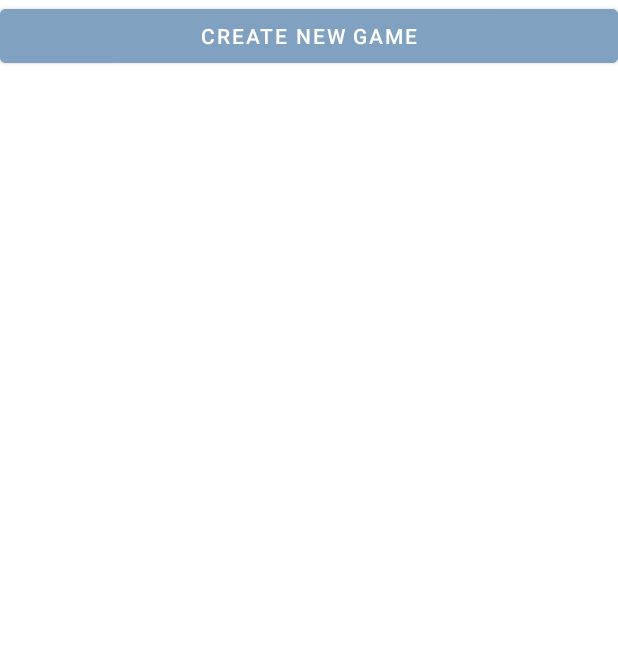
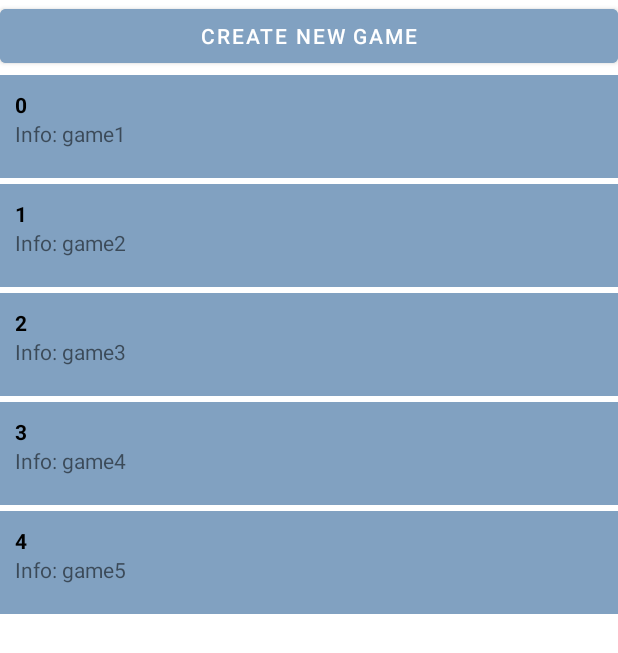
Before and after one commit to Vladigr/LightOut, an Android app: the screen it shows after launch (MainActivity), after a tap on "PLAY", on a phone screen of 412 x 824 dp. Shown: the top 653 px of the screen. Run offline under Robolectric (Android 15) with nearby library versions, the phone set to English and light mode, and no system bars.

Commit message:
feature and fix: fixing a timer problem adding a feature of recycle view on game row data

```diff
--- a/app/build.gradle
+++ b/app/build.gradle
@@ -36,6 +36,7 @@ dependencies {
     implementation 'androidx.legacy:legacy-support-v4:1.0.0'
     implementation 'androidx.gridlayout:gridlayout:1.0.0'
     testImplementation 'junit:junit:4.+'
+    implementation 'androidx.lifecycle:lifecycle-extensions:2.2.0'
     androidTestImplementation 'androidx.test.ext:junit:1.1.2'
     androidTestImplementation 'androidx.test.espresso:espresso-core:3.3.0'
 // added
--- /dev/null
+++ b/app/src/main/java/com/example/lightout/ChooseGameAdapter.java
@@ -0,0 +1,83 @@
+package com.example.lightout;
+
+import android.content.Context;
+import android.util.Log;
+import android.view.LayoutInflater;
+import android.view.View;
+import android.view.ViewGroup;
+import android.widget.TextView;
+import android.widget.Toast;
+
+import androidx.annotation.NonNull;
+import androidx.recyclerview.widget.RecyclerView;
+
+
+public class ChooseGameAdapter extends RecyclerView.Adapter<ChooseGameAdapter.ViewHolder>{
+    private String[] stubArray;
+
+    public ChooseGameAdapter( String[] stubArray) {
+        this.stubArray=  stubArray;
+    }
+
+
+    @NonNull
+    @Override
+    public ViewHolder onCreateViewHolder(@NonNull ViewGroup parent, int viewType) {
+        Context context = parent.getContext();
+        LayoutInflater inflater = LayoutInflater.from(context);
+
+        // Inflate the custom layout
+        View gameView = inflater.inflate(R.layout.game_row, parent, false);
+
+        // Return a new holder instance
+        return new ViewHolder(gameView, this);
+    }
+
+    @Override
+    public void onBindViewHolder(@NonNull ViewHolder holder, int position) {
+        // not for binding data, data will be binded in ViewHolder.bindData()
+        holder.bindData(position);
+    }
+
+    @Override
+    public int getItemCount() {
+        return stubArray.length;
+    }
+
+
+
+
+    public class ViewHolder extends RecyclerView.ViewHolder {
+        // Your holder should contain a member variable
+        // for any view that will be set as you render a row
+        private TextView txtIndexRow;
+        private TextView txtDataOfGame;
+        private View itemView;
+        RecyclerView.Adapter<ChooseGameAdapter.ViewHolder> adapter;
+        // We also create a constructor that accepts the entire item row
+        // and does the view lookups to find each subview
+        public ViewHolder(View itemView , RecyclerView.Adapter<ChooseGameAdapter.ViewHolder> adapter) {
+            super(itemView);
+            this.itemView = itemView;
+            this.adapter = adapter;
+            txtIndexRow = itemView.findViewById(R.id.txtIndexRow);
+            txtDataOfGame = itemView.findViewById(R.id.txtDataOfGame);
+
+        }
+
+        public void bindData(int position){
+            txtIndexRow.setText(""+position);
+            txtDataOfGame.setText("Info: "+stubArray[position]);
+            itemView.setOnClickListener(new View.OnClickListener() {
+                @Override
+                public void onClick(View v) {
+                    Log.i("elro",stubArray[position]);
+                }
+            });
+
+        }
+    }
+
+
+
+}
--- a/app/src/main/java/com/example/lightout/ChoosingGameFragment.java
+++ b/app/src/main/java/com/example/lightout/ChoosingGameFragment.java
@@ -5,6 +5,8 @@ import android.os.Bundle;
 
 import androidx.annotation.NonNull;
 import androidx.fragment.app.Fragment;
+import androidx.recyclerview.widget.LinearLayoutManager;
+import androidx.recyclerview.widget.RecyclerView;
 
 import android.view.LayoutInflater;
 import android.view.View;
@@ -14,6 +16,8 @@ import android.view.ViewGroup;
 //choosing which game the player wants, saved or new
 public class ChoosingGameFragment extends Fragment  implements View.OnClickListener{
     private FragmentListener listener;
+    private ChooseGameAdapter myGameAdapter;
+    private String[] stubArray={"game1","game2","game3","game4","game5"};
     @Override
     public void onAttach(@NonNull Context context) {
         try{
@@ -29,7 +33,9 @@ public class ChoosingGameFragment extends Fragment  implements View.OnClickListe
 
     @Override
     public void onCreate(Bundle savedInstanceState) {
+
         super.onCreate(savedInstanceState);
+        myGameAdapter = new ChooseGameAdapter(stubArray);
     }
 
     @Override
@@ -42,7 +48,12 @@ public class ChoosingGameFragment extends Fragment  implements View.OnClickListe
     @Override
     public void onViewCreated(View view, Bundle savedInstanceState) {
         view.findViewById(R.id.btnCreateNewGame).setOnClickListener(this);
-        super.onViewCreated(view, savedInstanceState);
+        RecyclerView rcvGameList = (RecyclerView) view.findViewById(R.id.rcvGameList);
+        rcvGameList.setAdapter(myGameAdapter);
+        rcvGameList.setLayoutManager(new LinearLayoutManager(getActivity()));
+
+
+        //super.onViewCreated(view, savedInstanceState);
     }
 
     @Override
--- a/app/src/main/java/com/example/lightout/GameActivity.java
+++ b/app/src/main/java/com/example/lightout/GameActivity.java
@@ -19,19 +19,21 @@ import java.util.Timer;
 import java.util.TimerTask;
 
 public class GameActivity extends AppCompatActivity implements TimerBroadcastReceiver.ListenForTimer ,BoardFragment.BoardListener{
+    //our broadcastRecevier
     private  TimerBroadcastReceiver myTimeReceive =null;
+    //handler for counting down a second
     final Handler handler = new Handler();
+    //a timer for the cound down
     Timer timer = new Timer(false);
+
     private TextView txtTimeLeft;
-    private Thread thread;
 
     @Override
     protected void onCreate(Bundle savedInstanceState) {
         super.onCreate(savedInstanceState);
         setContentView(R.layout.game_layout);
+        Log.i("elro","Game Create");
         txtTimeLeft=(TextView) findViewById(R.id.txtTimeLeft);
-
-        Log.i("elro","Game Create");
 
         //creating a time that will tick every 1 second
         TimerTask timerTask = new TimerTask() {
@@ -47,7 +49,8 @@ public class GameActivity extends AppCompatActivity implements TimerBroadcastRec
                 });
             }
         };
-        timer.scheduleAtFixedRate(timerTask, 1000, 1000); // every 1 seconds.
+        // every 1 seconds.
+        timer.scheduleAtFixedRate(timerTask, 1000, 1000);
 
         //creating a timer reciver for 90 seconds
         myTimeReceive =new TimerBroadcastReceiver(90,this);
@@ -67,9 +70,6 @@ public class GameActivity extends AppCompatActivity implements TimerBroadcastRec
         FragmentTransaction tran = getSupportFragmentManager().beginTransaction();
         tran.replace(R.id.fragment_container_game_board, frag);
         tran.addToBackStack(null);
-
-
-
         tran.commit();
     }
 
@@ -78,6 +78,7 @@ public class GameActivity extends AppCompatActivity implements TimerBroadcastRec
     protected void onResume() {
         super.onResume();
         Log.i("elro","Game Resume");
+        //if there is a broadcast set it to resume
         if(myTimeReceive !=null)
         {
             myTimeReceive.setResume();
@@ -88,6 +89,7 @@ public class GameActivity extends AppCompatActivity implements TimerBroadcastRec
     protected void onPause() {
         super.onPause();
         Log.i("elro","Game Pause");
+        //if there is a broadcast pause the countdown
         if(myTimeReceive !=null)
         {
             myTimeReceive.setPause();
@@ -98,10 +100,13 @@ public class GameActivity extends AppCompatActivity implements TimerBroadcastRec
     protected void onDestroy() {
         super.onDestroy();
         Log.i("elro","Game Destroy");
+        //if there is a broadcastRecevier unregister it
         if(myTimeReceive !=null)
         {
             unregisterReceiver(myTimeReceive);
         }
+        timer.cancel();
+
     }
 
 
--- a/app/src/main/java/com/example/lightout/TimerBroadcastReceiver.java
+++ b/app/src/main/java/com/example/lightout/TimerBroadcastReceiver.java
@@ -6,28 +6,29 @@ import android.content.Intent;
 import android.util.Log;
 import android.widget.Toast;
 
+//a broadcastReceiver for the timer of the game, every tick will be recived and the timer will go
+//down by 1 for every second
 public class TimerBroadcastReceiver extends BroadcastReceiver {
+    //the seconds left for the end of the game
     private long timeLeftInSeconds;
+    //a flag for detrming pausing the count or not
     private boolean pause;
+    //the acrivity that will use this broadcastReceiver
     private ListenForTimer listener;
+
     TimerBroadcastReceiver(long timeLeftInSeconds,ListenForTimer listener)
     {
         this.timeLeftInSeconds =timeLeftInSeconds;
         this.listener=listener;
         pause=false;
     }
-    public void setResume(){
-        pause=false;
-    }
-    public void setPause(){
-        pause=true;
-    }
+
     @Override
     public void onReceive(Context context, Intent intent) {
-        if(intent.getAction().compareTo("com.example.lightout.TICK")==0){
+        //check if the intnet is the action of tick every one second
+        if(intent.getAction().compareTo("com.example.lightout.TICK")==0){//our custom broadcast action
             if(pause==false)
             {
-                //Toast.makeText(context,"tick",Toast.LENGTH_SHORT).show();
                 if(timeLeftInSeconds !=-1)
                 {
                     Log.i("elro","Got the tick, "+ timeLeftInSeconds);
@@ -36,15 +37,22 @@ public class TimerBroadcastReceiver extends BroadcastReceiver {
                 }
 
             }
-            else
-                Toast.makeText(context,"paused",Toast.LENGTH_SHORT).show();
+           // else
+                //Toast.makeText(context,"paused",Toast.LENGTH_SHORT).show();
         }
 
     }
+    public void setResume(){
+        pause=false;
+    }
+    public void setPause(){
+        pause=true;
+    }
+    //return how many seconds left ot the game
     private long getSeconds(){
         return this.timeLeftInSeconds;
     }
-
+    //get how much time left
     private void getTimeLeft(){
         long minutes= timeLeftInSeconds /60;
         long seconds;
@@ -57,9 +65,11 @@ public class TimerBroadcastReceiver extends BroadcastReceiver {
         if(minutes==0 && seconds==0)
             listener.timerEnded();
     }
-
+    //an interface that the activity must implement to use such broadcast
     public interface ListenForTimer{
+        //when the time ended
         public void timerEnded();
+        //get the current time that is left in: "minutes : seconds"
         public void getTime(String time);
     }
 
--- a/app/src/main/res/layout/choosing_game.xml
+++ b/app/src/main/res/layout/choosing_game.xml
@@ -19,6 +19,7 @@
             android:text="Create new game" />
 
         <androidx.recyclerview.widget.RecyclerView
+            android:id="@+id/rcvGameList"
             android:layout_width="match_parent"
             android:layout_height="match_parent"
             android:backgroundTint="@color/background" />
--- /dev/null
+++ b/app/src/main/res/layout/game_row.xml
@@ -0,0 +1,36 @@
+<?xml version="1.0" encoding="utf-8"?>
+<LinearLayout xmlns:android="http://schemas.android.com/apk/res/android"
+    xmlns:app="http://schemas.android.com/apk/res-auto"
+    xmlns:tools="http://schemas.android.com/tools"
+    android:layout_width="match_parent"
+    android:layout_height="wrap_content"
+    android:layout_marginTop="2dp"
+    android:layout_marginBottom="2dp"
+    android:background="@color/menuButton"
+    android:orientation="horizontal">
+
+    <LinearLayout
+        android:layout_width="wrap_content"
+        android:layout_height="wrap_content"
+        android:layout_marginLeft="10dp"
+        android:layout_weight="1"
+        android:orientation="vertical">
+
+        <TextView
+            android:id="@+id/txtIndexRow"
+            android:layout_width="match_parent"
+            android:layout_height="wrap_content"
+            android:layout_marginTop="10dp"
+            android:text="Index:"
+            android:textColor="@color/black"
+            android:textStyle="bold" />
+
+        <TextView
+            android:id="@+id/txtDataOfGame"
+            android:layout_width="match_parent"
+            android:layout_height="wrap_content"
+
+            android:paddingBottom="20dp"
+            android:text="Game Info:" />
+    </LinearLayout>
+</LinearLayout>
```
